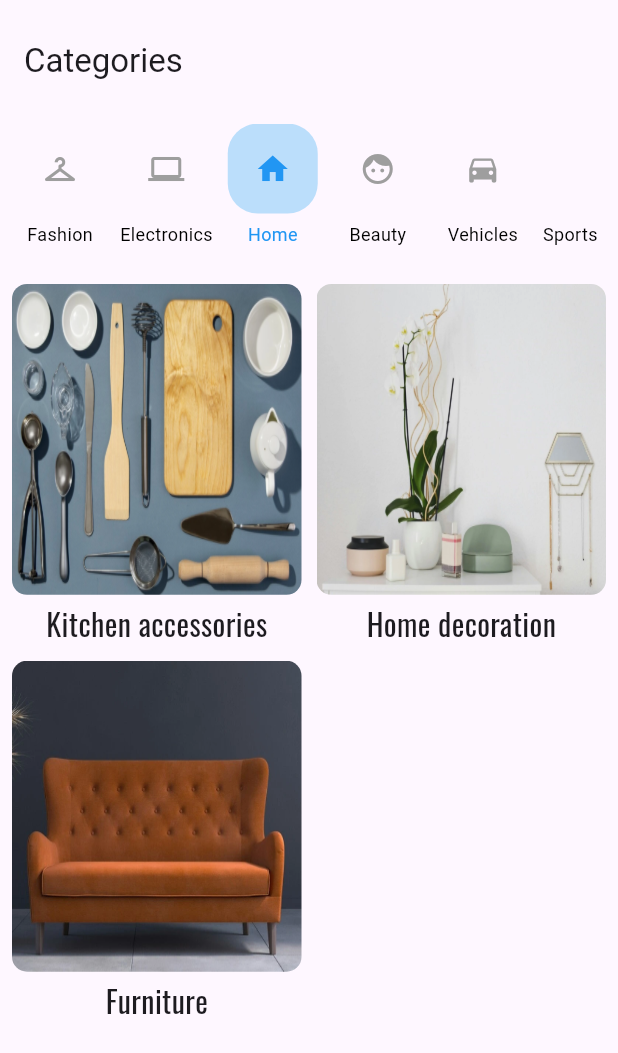
After one commit to 200MUSTAFA001/E-Commerce_App, a Flutter app: the CategoriesPage screen opened by its route, after a tap on "Electronics", after a tap on "Home", on a phone screen of 412 x 824 dp. The commit adds this screen. Shown: the top 1053 px of the screen. Run offline on Flutter 3.47's test engine with Material 3 defaults, Android fonts, the phone set to English and light mode, and no system bars; our stand-ins replace cached_network_image, dartx, dio, flutter_bloc, flutter_rating_bar, flutter_snake_navigationbar and 10 more; network calls fail.

Commit message:
refactor: rename all categories page to categories page and update routing

```diff
--- a/lib/app_router.dart
+++ b/lib/app_router.dart
@@ -1,10 +1,11 @@
 // Package imports:
 // Project imports:
+import 'package:api_app/data/models/category_item_model.dart';
 import 'package:api_app/data/repository/products_repo.dart';
 import 'package:api_app/data/services/web_services.dart';
 import 'package:api_app/logic/cubit/search_cubit.dart';
-import 'package:api_app/presentation/screens/all_categories_page.dart';
 import 'package:api_app/presentation/screens/cart/cart_page.dart';
+import 'package:api_app/presentation/screens/categories_page.dart';
 import 'package:api_app/presentation/screens/main_page.dart';
 import 'package:api_app/presentation/screens/product_page/product_details_page.dart';
 import 'package:api_app/presentation/screens/product_page/product_image_Interactive_viewer.dart';
@@ -21,7 +22,7 @@ import 'logic/cubit/products_cubit.dart';
 class AppRouter {
   static const String homePage = "/";
   static const String productDetailsPage = "/productDetailsPage";
-  static const String allCategoriesPage = "/allCategoriesPage";
+  static const String categoriesPage = "/categoriesPage";
   static const String productsOnSalePage = "/productsOnSalePage";
   static const String productsByCategoryPage = "/productsByCategoryPage";
   static const String cartPage = "/cartPage";
@@ -42,8 +43,8 @@ class AppRouter {
             return ProductDetailsPage(product: product);
           }),
       GoRoute(
-          path: allCategoriesPage,
-          builder: (context, state) => const AllCategoriesPage()),
+          path: categoriesPage,
+          builder: (context, state) => const CategoriesPage()),
       GoRoute(
           path: productsOnSalePage,
           builder: (context, state) {
@@ -58,7 +59,7 @@ class AppRouter {
       GoRoute(
           path: productsByCategoryPage,
           builder: (context, state) {
-            final category = state.extra as String;
+            final category = state.extra as CategoryItem;
             return BlocProvider(
               create: (context) =>
                   ProductsCubit(ProductsRepo(GetProductsService())),
--- a/lib/data/models/category_item_model.dart
+++ b/lib/data/models/category_item_model.dart
@@ -1,6 +1,10 @@
 class CategoryItem {
   final String categoryName;
   final String categoryImage;
+  final String categoryTitle;
 
-  CategoryItem({required this.categoryName, required this.categoryImage});
+  CategoryItem(
+      {required this.categoryName,
+      required this.categoryImage,
+      required this.categoryTitle});
 }
--- a/lib/presentation/screens/cart/empty_cart_screen.dart
+++ b/lib/presentation/screens/cart/empty_cart_screen.dart
@@ -18,12 +18,13 @@ class EmptyCartScreen extends StatelessWidget {
       backgroundColor: Colors.white,
       body: CustomScrollView(
         slivers: [
-          const SliverAppBar(
+          SliverAppBar(
             title: Text("My cart"),
             centerTitle: true,
             pinned: true,
             elevation: 0,
             backgroundColor: Colors.transparent,
+            toolbarHeight: context.height * 0.1,
           ),
           SliverFillRemaining(
             hasScrollBody: false,
--- a/lib/presentation/screens/cart/filled_cart_screen.dart
+++ b/lib/presentation/screens/cart/filled_cart_screen.dart
@@ -25,12 +25,13 @@ class FilledCartScreen extends StatelessWidget {
       backgroundColor: Colors.white,
       body: CustomScrollView(
         slivers: [
-          const SliverAppBar(
+          SliverAppBar(
             title: Text("My cart"),
             centerTitle: true,
             pinned: true,
             elevation: 0,
             backgroundColor: Colors.transparent,
+            toolbarHeight: context.height * 0.1,
           ),
           SliverToBoxAdapter(
             child: Row(
--- /dev/null
+++ b/lib/presentation/screens/categories_page.dart
@@ -0,0 +1,48 @@
+// Flutter imports:
+import 'package:api_app/extensions.dart';
+import 'package:flutter/material.dart';
+
+import '../widgets/categories_page_custom_widgets/categories_by_section.dart';
+import '../widgets/categories_page_custom_widgets/sections_list.dart';
+
+class CategoriesPage extends StatefulWidget {
+  const CategoriesPage({super.key});
+
+  @override
+  State<CategoriesPage> createState() => _CategoriesPageState();
+}
+
+class _CategoriesPageState extends State<CategoriesPage> {
+  int selectedIndex = 0;
+
+  @override
+  Widget build(BuildContext context) {
+    return Scaffold(
+      body: CustomScrollView(
+        slivers: [
+          SliverAppBar(
+            title: const Text("Categories"),
+            toolbarHeight: context.height * 0.1,
+          ),
+          SliverToBoxAdapter(
+            child: SizedBox(
+              width: context.width * 1,
+              height: context.height * 0.12,
+              child: SectionsList(selectedIndex: (value) {
+                setState(() {
+                  selectedIndex = value;
+                });
+              }),
+            ),
+          ),
+          CategoriesBySection(selectedIndex: selectedIndex),
+          SliverToBoxAdapter(
+            child: SizedBox(
+              height: context.height * 0.1,
+            ),
+          )
+        ],
+      ),
+    );
+  }
+}
--- a/lib/presentation/screens/wishlist/empty_wishlist_screen.dart
+++ b/lib/presentation/screens/wishlist/empty_wishlist_screen.dart
@@ -44,7 +44,7 @@ class EmptyWishlistScreen extends StatelessWidget {
                 ),
                 ElevatedButton(
                   onPressed: () {
-                    context.push(AppRouter.allCategoriesPage);
+                    context.push(AppRouter.categoriesPage);
                   },
                   style: ElevatedButton.styleFrom(
                     fixedSize: Size(context.width * 0.8, context.height * 0.08),
--- a/lib/presentation/widgets/categories_page_custom_widgets/sections_list.dart
+++ b/lib/presentation/widgets/categories_page_custom_widgets/sections_list.dart
@@ -1,4 +1,5 @@
 // Flutter imports:
+import 'package:api_app/extensions.dart';
 import 'package:flutter/material.dart';
 
 // Project imports:
@@ -30,10 +31,8 @@ class _SectionsListState extends State<SectionsList> {
 
   @override
   Widget build(BuildContext context) {
-    return Container(
-      width: 80,
-      color: Colors.grey.shade100,
-      child: ListView.builder(
+    return ListView.builder(
+      scrollDirection: Axis.horizontal,
       itemCount: sections.length,
       itemBuilder: (context, index) {
         bool isSelected = selectedIndex == index;
@@ -44,8 +43,6 @@ class _SectionsListState extends State<SectionsList> {
               widget.selectedIndex(index);
             });
           },
-            child: Container(
-              margin: const EdgeInsets.symmetric(vertical: 10),
           child: Column(
             children: [
               Container(
@@ -53,9 +50,7 @@ class _SectionsListState extends State<SectionsList> {
                 width: 60,
                 decoration: BoxDecoration(
                   borderRadius: BorderRadius.circular(20),
-                      color: isSelected
-                          ? Colors.blue.shade100
-                          : Colors.transparent,
+                  color: isSelected ? Colors.blue.shade100 : Colors.transparent,
                 ),
                 child: Icon(
                   sections[index].categoryIcon,
@@ -72,11 +67,9 @@ class _SectionsListState extends State<SectionsList> {
                 ),
               )
             ],
-              ),
-            ),
+          ).onlyPadding(right: 10),
         );
       },
-      ),
-    );
+    ).onlyPadding(right: 10, left: 10);
   }
 }
```
Also changed, not shown: lib/presentation/screens/home_page.dart (+12 -2 lines), lib/presentation/screens/main_page.dart (+5 -8 lines), lib/presentation/screens/products_by_category_page.dart (+6 -4 lines), lib/presentation/widgets/categories_page_custom_widgets/categories_by_section.dart (renamed from lib/presentation/screens/all_categories_page.dart, +41 -40 lines), lib/presentation/widgets/categories_page_custom_widgets/custom_sliver_app_bar.dart (+7 -0 lines), lib/presentation/widgets/home_page_custom_widgets/custom_drawer.dart (+5 -7 lines). Lines whose indentation alone changed are shown as unchanged.
